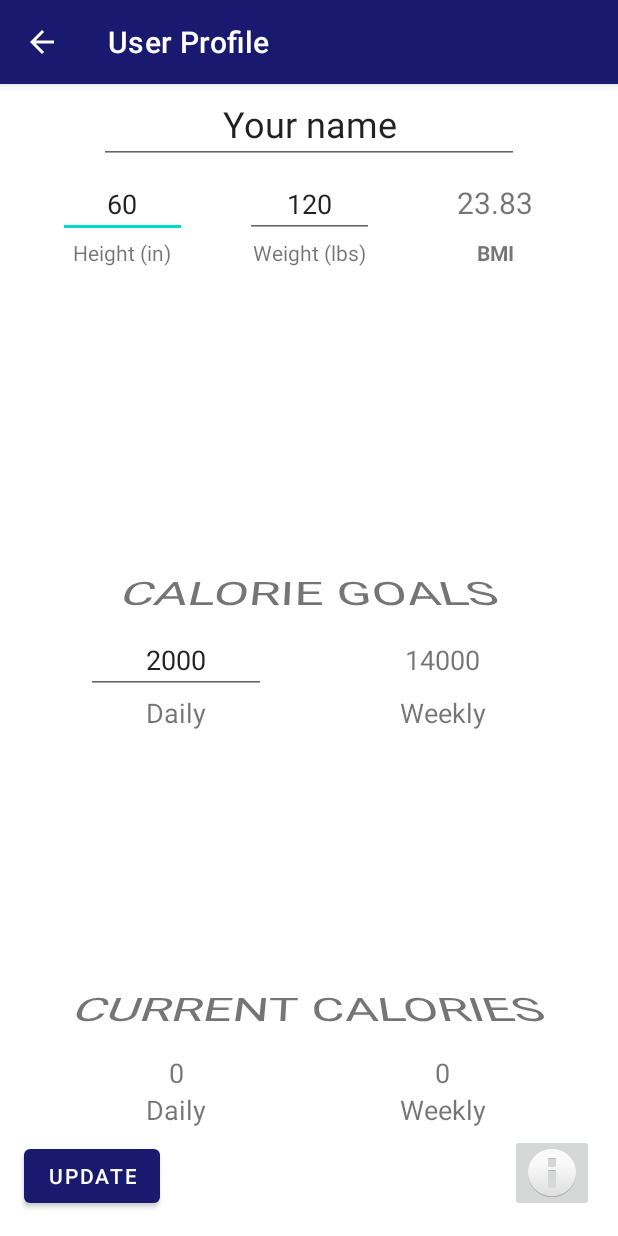
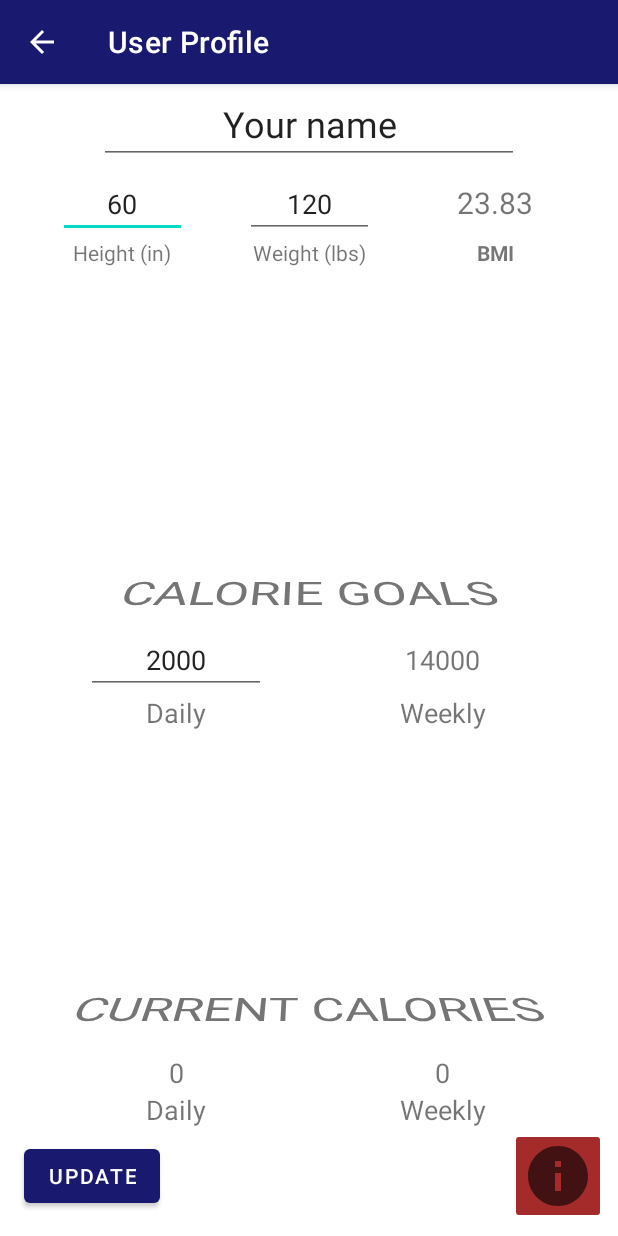
Before and after one commit to tombutlersings/FoodFight, an Android app: the screen it shows after launch (acUserProfile), on a phone screen of 412 x 824 dp. Run offline under Robolectric (Android 15) with nearby library versions, the phone set to English and light mode, and no system bars.

Commit message:
Minor tweaks

```diff
--- a/app/src/main/res/layout/activity_user_profile.xml
+++ b/app/src/main/res/layout/activity_user_profile.xml
@@ -188,14 +188,15 @@
 
     <ImageButton
         android:id="@+id/imageButton2"
-        android:layout_width="wrap_content"
-        android:layout_height="wrap_content"
-        android:layout_marginEnd="16dp"
-        android:layout_marginBottom="16dp"
+        android:layout_width="64dp"
+        android:layout_height="64dp"
+        android:layout_marginEnd="8dp"
+        android:layout_marginBottom="8dp"
+        android:backgroundTint="@color/Brown"
         android:onClick="btnAppAbout"
         app:layout_constraintBottom_toBottomOf="parent"
         app:layout_constraintEnd_toEndOf="parent"
-        app:srcCompat="@android:drawable/ic_dialog_info" />
+        app:srcCompat="@drawable/ic_baseline_info_48" />
 
     <Button
         android:id="@+id/btnProfile01"
--- a/app/src/main/res/values/strings.xml
+++ b/app/src/main/res/values/strings.xml
@@ -5,7 +5,7 @@
     <string name="main_label02">Weekly Goal</string>
 
 
-    <string name="add_custom_food_header">Calorie Trends</string>
+    <string name="add_custom_food_header">Add Some Special Foods</string>
     <string name="add_custom_food_placeholder">Someday there will be a all kinds of toys here.</string>
 
 
```
Also changed, not shown: app/src/main/java/com/example/foodfight/acAddFood.java (+8 -2 lines), app/src/main/java/com/example/foodfight/acFoodList.java (+27 -4 lines).
